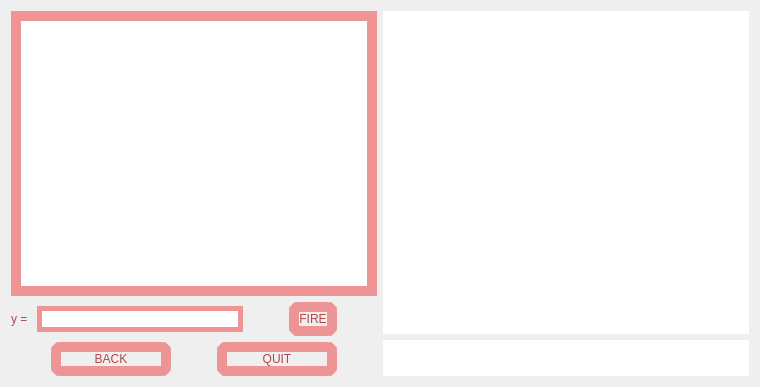
Old version of the form MATFWars/wargame.ui in the repository Divljo31/MATFWars.
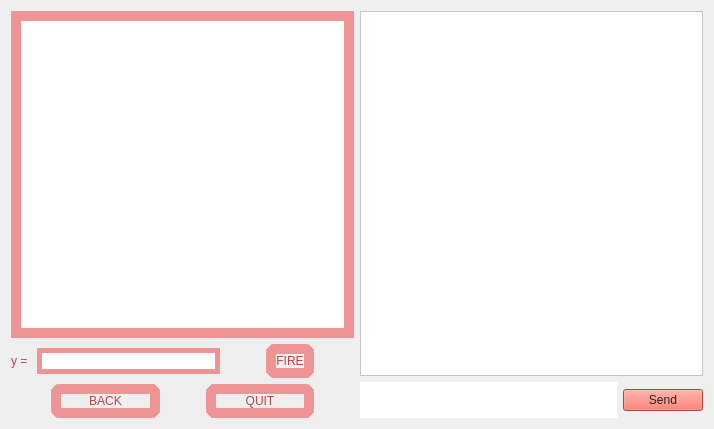
New version of the form. Icons and pictures are not drawn.

Commit message: chat v2 plus server fix

Diff of the .ui file:
```diff
--- a/MATFWars/wargame.ui
+++ b/MATFWars/wargame.ui
@@ -6,8 +6,8 @@
    <rect>
     <x>0</x>
     <y>0</y>
-    <width>760</width>
-    <height>387</height>
+    <width>714</width>
+    <height>429</height>
    </rect>
   </property>
   <property name="windowTitle">
@@ -191,23 +191,246 @@
        <item>
         <layout class="QVBoxLayout" name="verticalLayout_2">
          <item>
-          <widget class="QTextBrowser" name="chat_textBrowser">
+          <widget class="QTextEdit" name="chat_textEdit">
+           <property name="autoFillBackground">
+            <bool>false</bool>
+           </property>
            <property name="styleSheet">
-            <string notr="true">background-image: url(:/background/whiteBackground.jpg);
-border:10px solid;
-border-color: rgb(255, 255, 255);</string>
+            <string notr="true">background-color: white;
+color: black;</string>
            </property>
           </widget>
          </item>
          <item>
-          <widget class="QLineEdit" name="chat_lineEdit">
-           <property name="styleSheet">
-            <string notr="true">border:10px solid;
-border-color: rgb(255, 255, 255);
-background-image: url(:/background/whiteBackground.jpg);
+          <layout class="QHBoxLayout" name="horizontalLayout_6">
+           <item>
+            <widget class="QLineEdit" name="chat_lineEdit">
+             <property name="styleSheet">
+              <string notr="true">border:10px solid;
+border-color: white;
+background-color:white;
+color: black;
 </string>
-           </property>
-          </widget>
+             </property>
+            </widget>
+           </item>
+           <item>
+            <widget class="QPushButton" name="chat_send_button">
+             <property name="palette">
+              <palette>
+               <active>
+                <colorrole role="WindowText">
+                 <brush brushstyle="SolidPattern">
+                  <color alpha="255">
+                   <red>38</red>
+                   <green>38</green>
+                   <blue>38</blue>
+                  </color>
+                 </brush>
+                </colorrole>
+                <colorrole role="Button">
+                 <brush brushstyle="SolidPattern">
+                  <color alpha="255">
+                   <red>246</red>
+                   <green>97</green>
+                   <blue>81</blue>
+                  </color>
+                 </brush>
+                </colorrole>
+                <colorrole role="Text">
+                 <brush brushstyle="SolidPattern">
+                  <color alpha="255">
+                   <red>38</red>
+                   <green>38</green>
+                   <blue>38</blue>
+                  </color>
+                 </brush>
+                </colorrole>
+                <colorrole role="ButtonText">
+                 <brush brushstyle="SolidPattern">
+                  <color alpha="255">
+                   <red>38</red>
+                   <green>38</green>
+                   <blue>38</blue>
+                  </color>
+                 </brush>
+                </colorrole>
+                <colorrole role="Base">
+                 <brush brushstyle="SolidPattern">
+                  <color alpha="255">
+                   <red>246</red>
+                   <green>97</green>
+                   <blue>81</blue>
+                  </color>
+                 </brush>
+                </colorrole>
+                <colorrole role="Window">
+                 <brush brushstyle="SolidPattern">
+                  <color alpha="255">
+                   <red>246</red>
+                   <green>97</green>
+                   <blue>81</blue>
+                  </color>
+                 </brush>
+                </colorrole>
+                <colorrole role="PlaceholderText">
+                 <brush brushstyle="SolidPattern">
+                  <color alpha="128">
+                   <red>38</red>
+                   <green>38</green>
+                   <blue>38</blue>
+                  </color>
+                 </brush>
+                </colorrole>
+               </active>
+               <inactive>
+                <colorrole role="WindowText">
+                 <brush brushstyle="SolidPattern">
+                  <color alpha="255">
+                   <red>38</red>
+                   <green>38</green>
+                   <blue>38</blue>
+                  </color>
+                 </brush>
+                </colorrole>
+                <colorrole role="Button">
+                 <brush brushstyle="SolidPattern">
+                  <color alpha="255">
+                   <red>246</red>
+                   <green>97</green>
+                   <blue>81</blue>
+                  </color>
+                 </brush>
+                </colorrole>
+                <colorrole role="Text">
+                 <brush brushstyle="SolidPattern">
+                  <color alpha="255">
+                   <red>38</red>
+                   <green>38</green>
+                   <blue>38</blue>
+                  </color>
+                 </brush>
+                </colorrole>
+                <colorrole role="ButtonText">
+                 <brush brushstyle="SolidPattern">
+                  <color alpha="255">
+                   <red>38</red>
+                   <green>38</green>
+                   <blue>38</blue>
+                  </color>
+                 </brush>
+                </colorrole>
+                <colorrole role="Base">
+                 <brush brushstyle="SolidPattern">
+                  <color alpha="255">
+                   <red>246</red>
+                   <green>97</green>
+                   <blue>81</blue>
+                  </color>
+                 </brush>
+                </colorrole>
+                <colorrole role="Window">
+                 <brush brushstyle="SolidPattern">
+                  <color alpha="255">
+                   <red>246</red>
+                   <green>97</green>
+                   <blue>81</blue>
+                  </color>
+                 </brush>
+                </colorrole>
+                <colorrole role="PlaceholderText">
+                 <brush brushstyle="SolidPattern">
+                  <color alpha="128">
+                   <red>38</red>
+                   <green>38</green>
+                   <blue>38</blue>
+                  </color>
+                 </brush>
+                </colorrole>
+               </inactive>
+               <disabled>
+                <colorrole role="WindowText">
+                 <brush brushstyle="SolidPattern">
+                  <color alpha="255">
+                   <red>38</red>
+                   <green>38</green>
+                   <blue>38</blue>
+                  </color>
+                 </brush>
+                </colorrole>
+                <colorrole role="Button">
+                 <brush brushstyle="SolidPattern">
+                  <color alpha="255">
+                   <red>246</red>
+                   <green>97</green>
+                   <blue>81</blue>
+                  </color>
+                 </brush>
+                </colorrole>
+                <colorrole role="Text">
+                 <brush brushstyle="SolidPattern">
+                  <color alpha="255">
+                   <red>38</red>
+                   <green>38</green>
+                   <blue>38</blue>
+                  </color>
+                 </brush>
+                </colorrole>
+                <colorrole role="ButtonText">
+                 <brush brushstyle="SolidPattern">
+                  <color alpha="255">
+                   <red>38</red>
+                   <green>38</green>
+                   <blue>38</blue>
+                  </color>
+                 </brush>
+                </colorrole>
+                <colorrole role="Base">
+                 <brush brushstyle="SolidPattern">
+                  <color alpha="255">
+                   <red>246</red>
+                   <green>97</green>
+                   <blue>81</blue>
+                  </color>
+                 </brush>
+                </colorrole>
+                <colorrole role="Window">
+                 <brush brushstyle="SolidPattern">
+                  <color alpha="255">
+                   <red>246</red>
+                   <green>97</green>
+                   <blue>81</blue>
+                  </color>
+                 </brush>
+                </colorrole>
+                <colorrole role="PlaceholderText">
+                 <brush brushstyle="SolidPattern">
+                  <color alpha="128">
+                   <red>38</red>
+                   <green>38</green>
+                   <blue>38</blue>
+                  </color>
+                 </brush>
+                </colorrole>
+               </disabled>
+              </palette>
+             </property>
+             <property name="autoFillBackground">
+              <bool>false</bool>
+             </property>
+             <property name="styleSheet">
+              <string notr="true">background-color: rgb(246, 97, 81);
+color: rgb(38, 38, 38)</string>
+             </property>
+             <property name="text">
+              <string>Send</string>
+             </property>
+             <property name="checkable">
+              <bool>false</bool>
+             </property>
+            </widget>
+           </item>
+          </layout>
          </item>
         </layout>
        </item>
```
Left out of the diff: 6 changed lines with no effect on the pictures. The commit also changes 15 other files.
